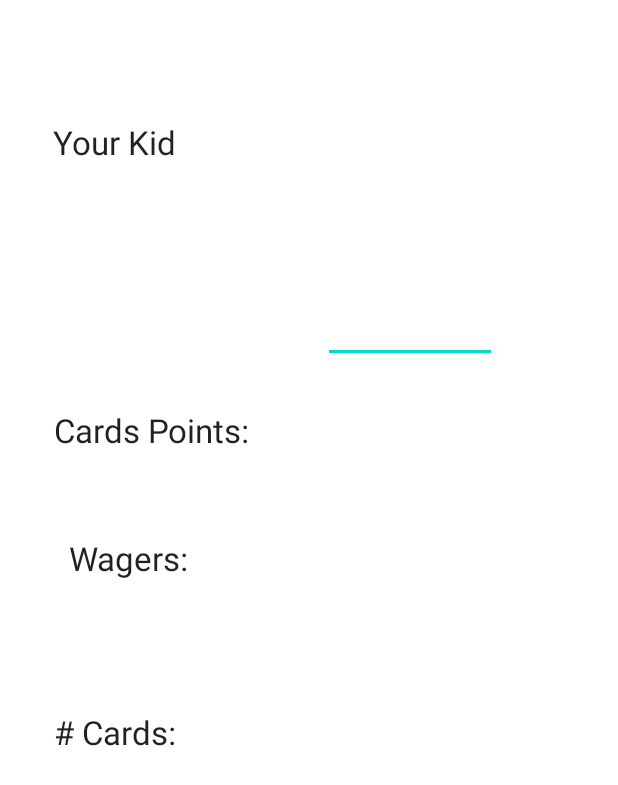
After one commit to mikhael-oo/Parent-app, an Android app: the layout activity_kid_add.xml on its own in the app's theme, with its tools: preview values and no code run, on a phone screen of 412 x 824 dp. The commit adds this screen. Shown: the top 785 px of the screen. Run offline under Robolectric (Android 15) with nearby library versions, the phone set to English and light mode, and no system bars.

Commit message:
created activities for kid adding, editing, and menu!

```diff
--- /dev/null
+++ b/app/src/main/java/com/example/parentapp/KidActivity.java
@@ -0,0 +1,8 @@
+package com.example.parentapp;
+
+import androidx.appcompat.app.AppCompatActivity;
+
+public class KidActivity extends AppCompatActivity {
+
+
+}
--- a/app/src/main/java/com/example/parentapp/MainActivity.java
+++ b/app/src/main/java/com/example/parentapp/MainActivity.java
@@ -54,7 +54,7 @@ public class MainActivity extends AppCompatActivity {
         timeoutBtn.setOnClickListener(new View.OnClickListener() {
             @Override
             public void onClick(View view) {
-             //   Intent intent = TimeoutActivity.makeIntent(MainActivity.this);
+             //   Intent intent = Timer.makeIntent(MainActivity.this);
                // startActivity(intent);
             }
         });
--- /dev/null
+++ b/app/src/main/res/layout/activity_kid_add.xml
@@ -0,0 +1,76 @@
+<?xml version="1.0" encoding="utf-8"?>
+<androidx.constraintlayout.widget.ConstraintLayout xmlns:android="http://schemas.android.com/apk/res/android"
+    xmlns:app="http://schemas.android.com/apk/res-auto"
+    xmlns:tools="http://schemas.android.com/tools"
+    android:layout_width="match_parent"
+    android:layout_height="match_parent">
+
+
+    <TextView
+        android:id="@+id/textView2"
+        android:layout_width="wrap_content"
+        android:layout_height="wrap_content"
+        android:text="# Cards: "
+        android:textAppearance="@style/TextAppearance.AppCompat.Large"
+        app:layout_constraintBottom_toBottomOf="parent"
+        app:layout_constraintEnd_toEndOf="parent"
+        app:layout_constraintHorizontal_bias="0.111"
+        app:layout_constraintStart_toStartOf="parent"
+        app:layout_constraintTop_toTopOf="parent"
+        app:layout_constraintVertical_bias="0.596" />
+
+    <TextView
+        android:id="@+id/textView3"
+        android:layout_width="wrap_content"
+        android:layout_height="wrap_content"
+        android:text="Wagers: "
+        android:textAppearance="@style/TextAppearance.AppCompat.Large"
+        app:layout_constraintBottom_toBottomOf="parent"
+        app:layout_constraintEnd_toEndOf="parent"
+        app:layout_constraintHorizontal_bias="0.141"
+        app:layout_constraintStart_toStartOf="parent"
+        app:layout_constraintTop_toTopOf="parent"
+        app:layout_constraintVertical_bias="0.45" />
+
+    <TextView
+        android:id="@+id/textView4"
+        android:layout_width="wrap_content"
+        android:layout_height="wrap_content"
+        android:text="Cards Points:"
+        android:textAppearance="@style/TextAppearance.AppCompat.Large"
+        app:layout_constraintBottom_toBottomOf="parent"
+        app:layout_constraintEnd_toEndOf="parent"
+        app:layout_constraintHorizontal_bias="0.129"
+        app:layout_constraintStart_toStartOf="parent"
+        app:layout_constraintTop_toTopOf="parent"
+        app:layout_constraintVertical_bias="0.342" />
+
+    <TextView
+        android:id="@+id/childScreenTitle"
+        android:layout_width="wrap_content"
+        android:layout_height="wrap_content"
+        android:text="Your Kid"
+        android:textAppearance="@style/TextAppearance.AppCompat.Large"
+        app:layout_constraintBottom_toBottomOf="parent"
+        app:layout_constraintEnd_toEndOf="parent"
+        app:layout_constraintHorizontal_bias="0.108"
+        app:layout_constraintStart_toStartOf="parent"
+        app:layout_constraintTop_toTopOf="parent"
+        app:layout_constraintVertical_bias="0.101" />
+
+    <EditText
+        android:id="@+id/player1Cards"
+        android:layout_width="116dp"
+        android:layout_height="50dp"
+        android:ems="10"
+        android:inputType="number"
+        android:textSize="8sp"
+        app:layout_constraintBottom_toBottomOf="parent"
+        app:layout_constraintEnd_toEndOf="parent"
+        app:layout_constraintHorizontal_bias="0.728"
+        app:layout_constraintStart_toStartOf="parent"
+        app:layout_constraintTop_toTopOf="parent"
+        app:layout_constraintVertical_bias="0.248" />
+
+
+</androidx.constraintlayout.widget.ConstraintLayout>
--- /dev/null
+++ b/app/src/main/res/layout/activity_kid_edit.xml
@@ -0,0 +1,8 @@
+<?xml version="1.0" encoding="utf-8"?>
+<androidx.constraintlayout.widget.ConstraintLayout xmlns:android="http://schemas.android.com/apk/res/android"
+    xmlns:app="http://schemas.android.com/apk/res-auto"
+    xmlns:tools="http://schemas.android.com/tools"
+    android:layout_width="match_parent"
+    android:layout_height="match_parent">
+
+</androidx.constraintlayout.widget.ConstraintLayout>
--- /dev/null
+++ b/app/src/main/res/layout/activity_kid_menu.xml
@@ -0,0 +1,8 @@
+<?xml version="1.0" encoding="utf-8"?>
+<androidx.constraintlayout.widget.ConstraintLayout xmlns:android="http://schemas.android.com/apk/res/android"
+    xmlns:app="http://schemas.android.com/apk/res-auto"
+    xmlns:tools="http://schemas.android.com/tools"
+    android:layout_width="match_parent"
+    android:layout_height="match_parent">
+
+</androidx.constraintlayout.widget.ConstraintLayout>
```
